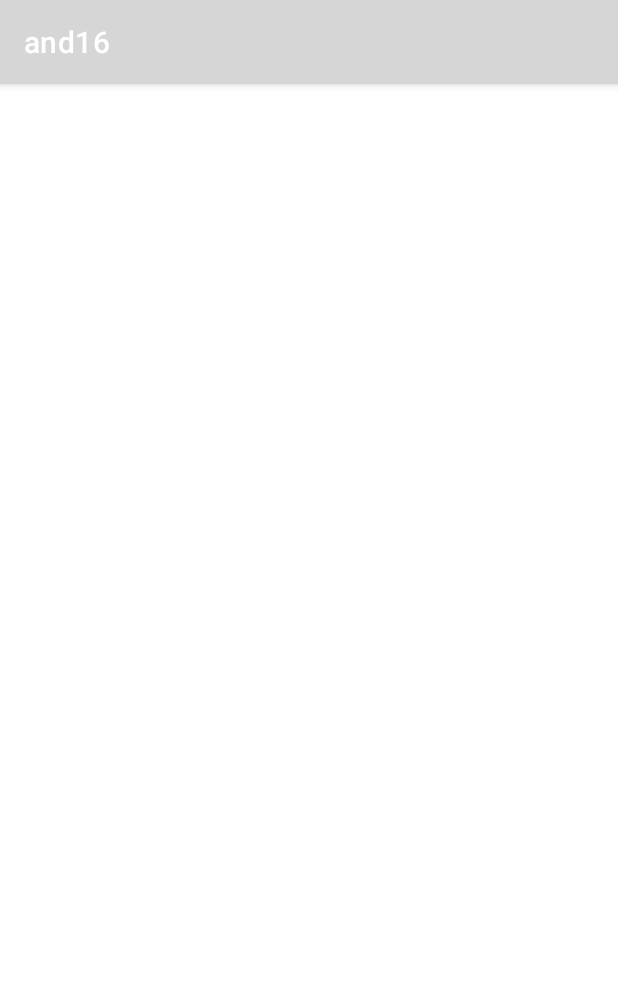
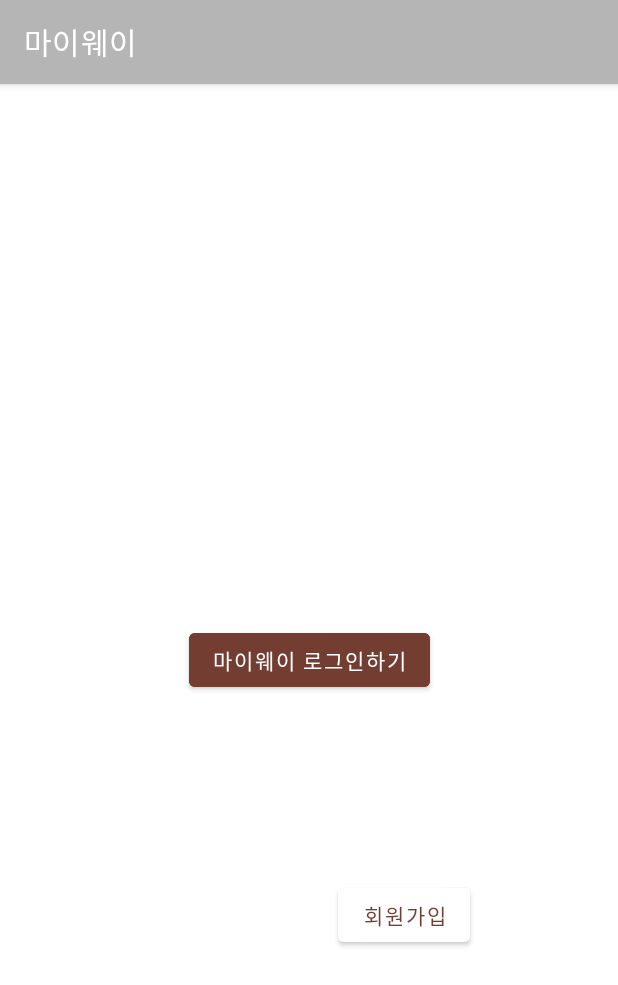
Before and after one commit to yyyujinnn/GURU_android16, an Android app: the Login screen opened directly, with no data from a screen before it, on a phone screen of 412 x 824 dp. Shown: the top 985 px of the screen. Run offline under Robolectric (Android 15) with nearby library versions, the phone set to English and light mode, and no system bars.

Commit message:
Activity Change after Button Click

```diff
--- a/app/src/main/java/kr/co/company/and16/Login.kt
+++ b/app/src/main/java/kr/co/company/and16/Login.kt
@@ -1,11 +1,30 @@
 package kr.co.company.and16
 
+import android.content.Intent
 import androidx.appcompat.app.AppCompatActivity
 import android.os.Bundle
+import android.widget.Button
 
 class Login : AppCompatActivity() {
+
+    lateinit var LoginButton: Button
+    lateinit var SignupButton: Button
+
     override fun onCreate(savedInstanceState: Bundle?) {
         super.onCreate(savedInstanceState)
         setContentView(R.layout.activity_login)
+
+        LoginButton = findViewById(R.id.LoginButton)
+        SignupButton = findViewById(R.id.SignupButton)
+
+        LoginButton.setOnClickListener{
+            val intent = Intent(this, MainActivity::class.java)
+            startActivity(intent)
+        }
+
+        SignupButton.setOnClickListener{
+            val intent = Intent(this, SignUp::class.java)
+            startActivity(intent)
+        }
     }
 }
--- a/app/src/main/res/layout/activity_login.xml
+++ b/app/src/main/res/layout/activity_login.xml
@@ -6,4 +6,29 @@
     android:layout_height="match_parent"
     tools:context=".Login">
 
+    <Button
+        android:id="@+id/LoginButton"
+        android:layout_width="wrap_content"
+        android:layout_height="wrap_content"
+        android:backgroundTint="@color/Maincolor_Brown2"
+        android:text="마이웨이 로그인하기"
+        android:textColor="@color/White_Text"
+        app:layout_constraintBottom_toBottomOf="parent"
+        app:layout_constraintEnd_toEndOf="parent"
+        app:layout_constraintStart_toStartOf="parent"
+        app:layout_constraintTop_toTopOf="parent" />
+
+    <Button
+        android:id="@+id/SignupButton"
+        android:layout_width="wrap_content"
+        android:layout_height="wrap_content"
+        android:backgroundTint="@color/Maincolor_White"
+        android:text="회원가입"
+        android:textColor="@color/Maincolor_Brown2"
+        app:layout_constraintBottom_toBottomOf="parent"
+        app:layout_constraintEnd_toEndOf="parent"
+        app:layout_constraintHorizontal_bias="0.695"
+        app:layout_constraintStart_toStartOf="parent"
+        app:layout_constraintTop_toTopOf="parent"
+        app:layout_constraintVertical_bias="0.736" />
 </androidx.constraintlayout.widget.ConstraintLayout>
--- a/app/src/main/res/layout/activity_main.xml
+++ b/app/src/main/res/layout/activity_main.xml
@@ -9,7 +9,7 @@
     <TextView
         android:layout_width="wrap_content"
         android:layout_height="wrap_content"
-        android:text="Hello World!"
+        android:text="main"
         app:layout_constraintBottom_toBottomOf="parent"
         app:layout_constraintEnd_toEndOf="parent"
         app:layout_constraintStart_toStartOf="parent"
--- a/app/src/main/res/values-night/themes.xml
+++ b/app/src/main/res/values-night/themes.xml
@@ -2,13 +2,13 @@
     <!-- Base application theme. -->
     <style name="Theme.And16" parent="Theme.MaterialComponents.DayNight.DarkActionBar">
         <!-- Primary brand color. -->
-        <item name="colorPrimary">@color/purple_200</item>
-        <item name="colorPrimaryVariant">@color/purple_700</item>
-        <item name="colorOnPrimary">@color/black</item>
+        <item name="colorPrimary">@color/Inactive_Text</item>
+        <item name="colorPrimaryVariant">@color/Maincolor_Black</item>
+        <item name="colorOnPrimary">@color/Maincolor_Brown1</item>
         <!-- Secondary brand color. -->
-        <item name="colorSecondary">@color/teal_200</item>
-        <item name="colorSecondaryVariant">@color/teal_200</item>
-        <item name="colorOnSecondary">@color/black</item>
+        <item name="colorSecondary">@color/Maincolor_Brown1</item>
+        <item name="colorSecondaryVariant">@color/Maincolor_Brown2</item>
+        <item name="colorOnSecondary">@color/Maincolor_Black</item>
         <!-- Status bar color. -->
         <item name="android:statusBarColor" tools:targetApi="l">?attr/colorPrimaryVariant</item>
         <!-- Customize your theme here. -->
--- a/app/src/main/res/values/strings.xml
+++ b/app/src/main/res/values/strings.xml
@@ -1,3 +1,3 @@
 <resources>
-    <string name="app_name">and16</string>
+    <string name="app_name">마이웨이</string>
 </resources>
--- a/app/src/main/res/values/themes.xml
+++ b/app/src/main/res/values/themes.xml
@@ -2,13 +2,13 @@
     <!-- Base application theme. -->
     <style name="Theme.And16" parent="Theme.MaterialComponents.DayNight.DarkActionBar">
         <!-- Primary brand color. -->
-        <item name="colorPrimary">@color/purple_500</item>
-        <item name="colorPrimaryVariant">@color/purple_700</item>
-        <item name="colorOnPrimary">@color/white</item>
+        <item name="colorPrimary">@color/Inactive_Text</item>
+        <item name="colorPrimaryVariant">@color/Maincolor_Black</item>
+        <item name="colorOnPrimary">@color/Maincolor_Brown1</item>
         <!-- Secondary brand color. -->
-        <item name="colorSecondary">@color/teal_200</item>
-        <item name="colorSecondaryVariant">@color/teal_700</item>
-        <item name="colorOnSecondary">@color/black</item>
+        <item name="colorSecondary">@color/Maincolor_Brown1</item>
+        <item name="colorSecondaryVariant">@color/Maincolor_Brown2</item>
+        <item name="colorOnSecondary">@color/Maincolor_Black</item>
         <!-- Status bar color. -->
         <item name="android:statusBarColor" tools:targetApi="l">?attr/colorPrimaryVariant</item>
         <!-- Customize your theme here. -->
```
Also changed, not shown: app/src/main/java/kr/co/company/and16/StartOnboading.kt (+13 -0 lines), app/src/main/res/layout/activity_sign_up.xml (+11 -0 lines), app/src/main/res/layout/activity_start_onboading.xml (+13 -0 lines).
